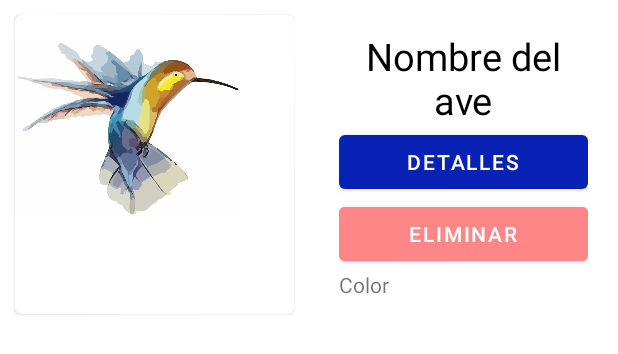
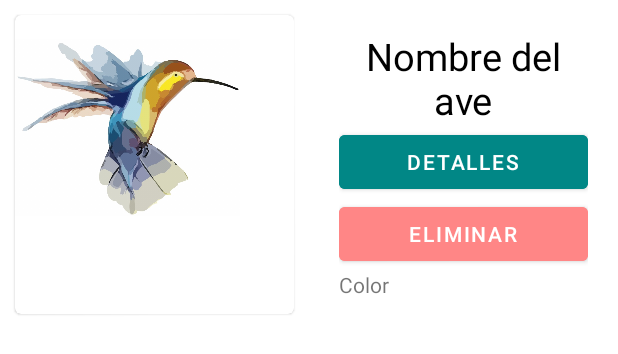
Before and after one commit to FabianAponte/PajareandoAndo, an Android app: the layout bird_list_item.xml on its own in the app's theme, with its tools: preview values and no code run, on a phone screen of 412 x 824 dp. Shown: the top 354 px of the screen. Run offline under Robolectric (Android 15) with nearby library versions, the light colour scheme and no system bars.

Commit message:
se modifica color

```diff
--- a/app/src/main/res/layout/bird_list_item.xml
+++ b/app/src/main/res/layout/bird_list_item.xml
@@ -57,6 +57,7 @@
                         android:id="@+id/birdDetail"
                         android:layout_width="match_parent"
                         android:layout_height="wrap_content"
+                        android:backgroundTint="@color/teal_700"
                         android:text="@string/consultAllDetails"
                         android:onClick="goToActivityBirdDetail" />
             </LinearLayout>
--- a/app/src/main/res/values/colors.xml
+++ b/app/src/main/res/values/colors.xml
@@ -8,4 +8,5 @@
     <color name="teal_700">#FF018786</color>
     <color name="black">#FF000000</color>
     <color name="white">#FFFFFFFF</color>
+    <color name="green">#6AD86E</color>
 </resources>
```
